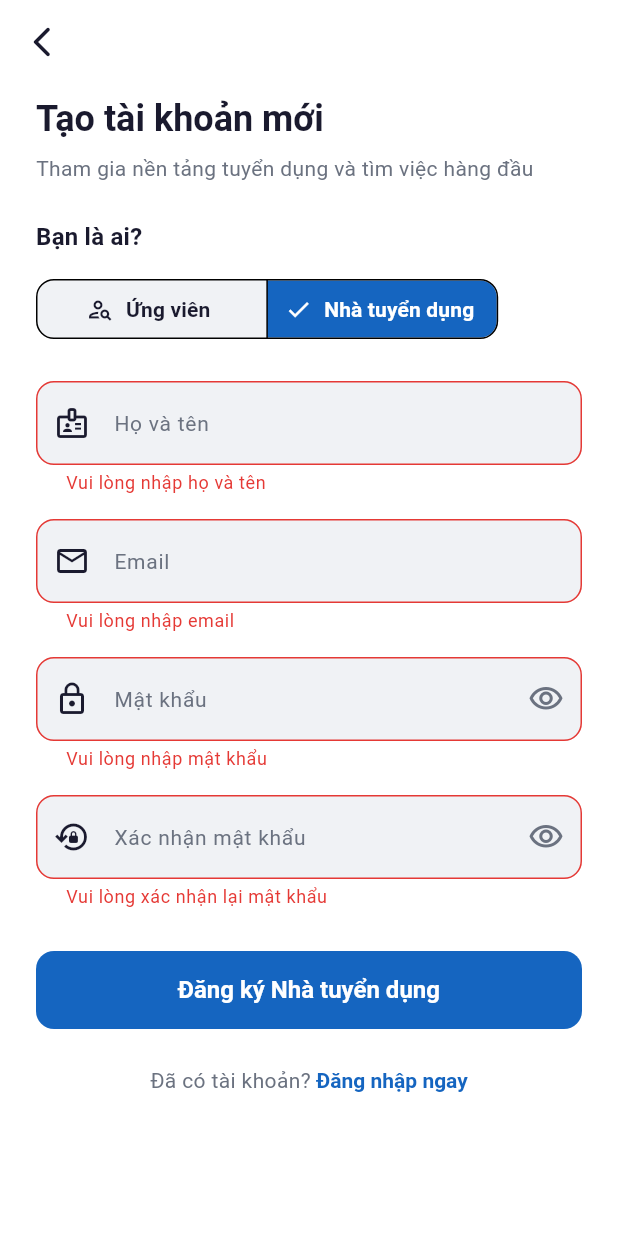
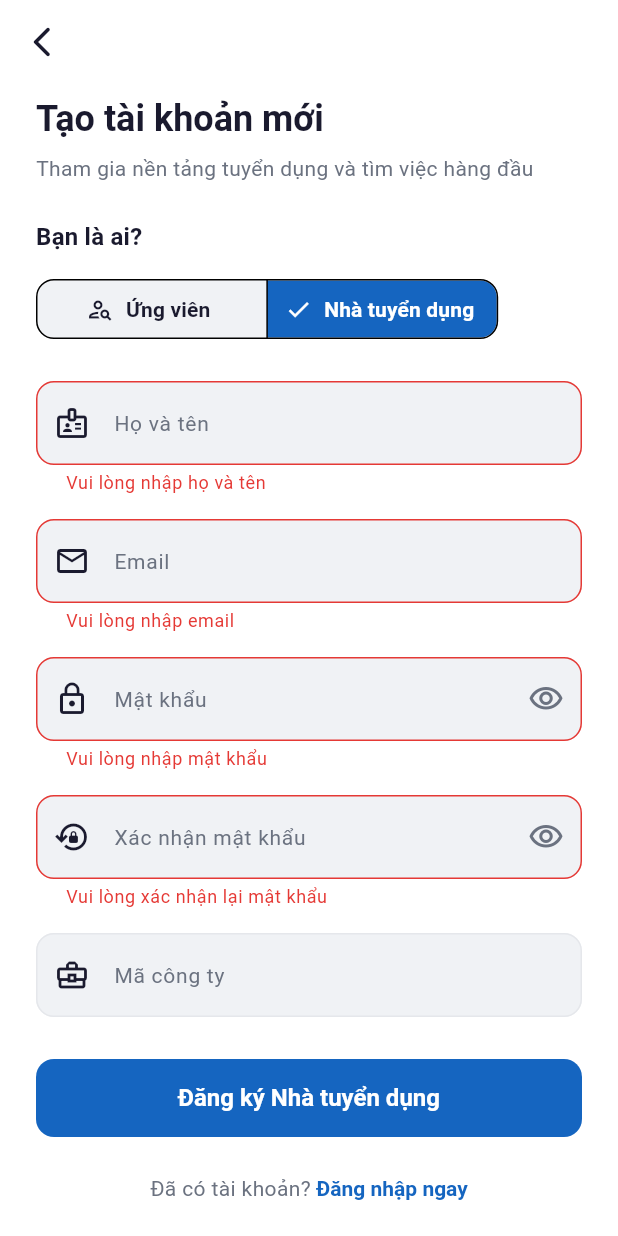
Before and after one commit to dut-pbl6-2026/job-platform-mobile, a Flutter app: the RegisterScreen screen opened by its route, after a tap on "Đăng ký Ứng viên", after a tap on "Nhà tuyển dụng", on a phone screen of 412 x 824 dp. Run offline on Flutter 3.47's test engine with Material 3 defaults, Android fonts, the phone set to English and light mode, and no system bars; our stand-ins replace dio, flutter_riverpod, flutter_secure_storage, go_router, google_fonts, shared_preferences; accounts and stored records are empty; statements that could not run were skipped.

Commit message:
fix(mobile): PR#3 review — 401 refresh retry + DI Dio + companyId + forgot/reset
- P1: core/network/dio_provider.dart Riverpod dioProvider singleton FLUTTER_API_URL https://jp-gateway.onrender.com, AuthInterceptor onRequest Bearer + onError 401 → POST /api/auth/refresh → AuthSession.setSession → retry original (AUTH-01-04), queue lock _isRefreshing
- P2: IAuthRepository.register companyId? + isPasswordStrong 8+1upper+1digit, ApiAuthRepository payload companyId, 400 deprecated guard, register_screen companyId field recruiter validation _validateCompanyId + AppRouter companyId wiring, mock updated
- P3: IAuthRepository forgotPassword/resetPassword, ApiAuthRepository POST /forgot-password anti-enum 200 + POST /reset-password 15m single-use, ForgotPasswordScreen + ResetPasswordScreen ?token= GoRouter /forgot-password /reset-password
- P4: core/error/failures.dart AuthFailure typed codes + error_mapper.dart mapDioToFailure/authFailureToMessage (move VN strings out of data layer), mock async await fix, login/register use AuthFailure mapping, main.dart ProviderScope + await AuthSession.load() cold-start
- Deps: flutter_riverpod 2.5.1 for DI singleton test overrides

Addresses Khoa35734 CHANGES_REQUESTED checklist AUTH-01-01/04/06/07/08 + Arch 4/5/6

```diff
--- /dev/null
+++ b/lib/core/error/failures.dart
@@ -0,0 +1,27 @@
+/// Typed failure for auth domain — presentation maps code to l10n.
+class AuthFailure implements Exception {
+  final String code;
+  final int? statusCode;
+  final String? rawMessage;
+
+  const AuthFailure({
+    required this.code,
+    this.statusCode,
+    this.rawMessage,
+  });
+
+  @override
+  String toString() => 'AuthFailure($code, $statusCode): $rawMessage';
+
+  // Registry of known codes (aligns with backend ProblemDetails mapping)
+  static const invalidCredentials = 'invalid_credentials';
+  static const emailExists = 'email_exists';
+  static const accountLocked = 'account_locked';
+  static const invalidCompanyId = 'invalid_company_id';
+  static const weakPassword = 'weak_password';
+  static const tokenExpired = 'token_expired';
+  static const tokenRevoked = 'token_revoked';
+  static const invalidToken = 'invalid_token';
+  static const networkError = 'network_error';
+  static const unknown = 'unknown';
+}
--- a/lib/core/router/app_router.dart
+++ b/lib/core/router/app_router.dart
@@ -3,6 +3,8 @@ import 'package:go_router/go_router.dart';
 
 import '../session/auth_session.dart';
 import '../../features/auth/login_screen.dart';
+import '../../features/auth/presentation/forgot_password_screen.dart';
+import '../../features/auth/presentation/reset_password_screen.dart';
 import '../../features/auth/register_screen.dart';
 import '../../features/home/home_screen.dart';
 import '../../features/jobs/presentation/job_detail_screen.dart';
@@ -19,9 +21,11 @@ class AppRoutes {
   static const String home = '/home';
   static const String jobs = '/jobs';
   static const String jobDetail = '/jobs/:id';
+  static const String forgotPassword = '/forgot-password';
+  static const String resetPassword = '/reset-password';
 
   /// Public routes that do not require authentication.
-  static const List<String> publicRoutes = [splash, login, register, jobs];
+  static const List<String> publicRoutes = [splash, login, register, jobs, forgotPassword, resetPassword];
 }
 
 /// GoRouter configuration for Navigation Structure
@@ -70,6 +74,16 @@ class AppRouter {
         builder: (context, state) => const RegisterScreen(),
       ),
       GoRoute(
+        path: AppRoutes.forgotPassword,
+        name: 'forgot-password',
+        builder: (context, state) => const ForgotPasswordScreen(),
+      ),
+      GoRoute(
+        path: AppRoutes.resetPassword,
+        name: 'reset-password',
+        builder: (context, state) => ResetPasswordScreen(token: state.uri.queryParameters['token']),
+      ),
+      GoRoute(
         path: AppRoutes.home,
         name: 'home',
         builder: (context, state) => const HomeScreen(),
--- /dev/null
+++ b/lib/core/utils/password_validator.dart
@@ -0,0 +1,6 @@
+bool isPasswordStrong(String pwd) {
+  if (pwd.length < 8) return false;
+  if (!RegExp(r'[A-Z]').hasMatch(pwd)) return false;
+  if (!RegExp(r'\d').hasMatch(pwd)) return false;
+  return true;
+}
--- a/lib/features/auth/register_screen.dart
+++ b/lib/features/auth/register_screen.dart
@@ -3,6 +3,8 @@ import 'package:go_router/go_router.dart';
 
 import '../../core/router/app_router.dart';
 import '../../core/theme/app_theme.dart';
+import '../../core/error/error_mapper.dart';
+import '../../core/error/failures.dart';
 import 'data/repositories/mock_auth_repository.dart';
 import 'domain/models/user_model.dart';
 import 'domain/repositories/auth_repository.dart';
@@ -34,6 +36,7 @@ class _RegisterScreenState extends State<RegisterScreen> {
   final _emailController = TextEditingController();
   final _passwordController = TextEditingController();
   final _confirmPasswordController = TextEditingController();
+  final _companyIdController = TextEditingController();
 
   late final IAuthRepository _authRepository;
   UserRole _selectedRole = UserRole.user;
@@ -47,7 +50,7 @@ class _RegisterScreenState extends State<RegisterScreen> {
   @override
   void initState() {
     super.initState();
-    _authRepository = widget.authRepository ?? MockAuthRepository();
+    _authRepository = widget.authRepository ?? ApiAuthRepository();
     _passwordController.addListener(_onPasswordChanged);
   }
 
@@ -96,6 +99,7 @@ class _RegisterScreenState extends State<RegisterScreen> {
     _emailController.dispose();
     _passwordController.dispose();
     _confirmPasswordController.dispose();
+    _companyIdController.dispose();
     super.dispose();
   }
 
@@ -146,6 +150,14 @@ class _RegisterScreenState extends State<RegisterScreen> {
     return null;
   }
 
+  /// Validate companyId for recruiter
+  String? _validateCompanyId(String? value) {
+    if (_selectedRole == UserRole.recruiter && (value == null || value.trim().isEmpty)) {
+      return 'Vui lòng nhập mã công ty';
+    }
+    return null;
+  }
+
   /// Handle register submit
   Future<void> _handleRegister() async {
     if (!_formKey.currentState!.validate()) return;
@@ -158,6 +170,7 @@ class _RegisterScreenState extends State<RegisterScreen> {
         email: _emailController.text.trim(),
         password: _passwordController.text,
         role: _selectedRole,
+        companyId: _companyIdController.text.trim().isEmpty ? null : _companyIdController.text.trim(),
       );
 
       if (mounted) {
@@ -182,9 +195,10 @@ class _RegisterScreenState extends State<RegisterScreen> {
     } catch (e) {
       if (mounted) {
         setState(() => _isLoading = false);
+        final msg = e is AuthFailure ? authFailureToMessage(e) : e.toString().replaceAll('Exception: ', '');
         ScaffoldMessenger.of(context).showSnackBar(
           SnackBar(
-            content: Text('Đăng ký thất bại: $e'),
+            content: Text('Đăng ký thất bại: $msg'),
             backgroundColor: AppColors.error,
             behavior: SnackBarBehavior.floating,
             shape: RoundedRectangleBorder(
@@ -411,6 +425,19 @@ class _RegisterScreenState extends State<RegisterScreen> {
               ),
             ),
           ),
+
+          if (_selectedRole == UserRole.recruiter) ...[
+            const SizedBox(height: 16),
+            TextFormField(
+              controller: _companyIdController,
+              validator: _validateCompanyId,
+              decoration: const InputDecoration(
+                labelText: 'Mã công ty',
+                hintText: 'UUID công ty (từ /api/companies)',
+                prefixIcon: Icon(Icons.business_center_outlined),
+              ),
+            ),
+          ],
         ],
       ),
     );
--- a/pubspec.yaml
+++ b/pubspec.yaml
@@ -17,6 +17,7 @@ dependencies:
   dio: ^5.4.0
   flutter_secure_storage: ^9.0.0
   shared_preferences: ^2.2.2
+  flutter_riverpod: ^2.5.1
 
 dev_dependencies:
   flutter_test:
```
Also changed, not shown: lib/core/error/error_mapper.dart (added, +51 -0 lines), lib/core/network/dio_provider.dart (added, +77 -0 lines), lib/features/auth/data/repositories/api_auth_repository.dart (+50 -37 lines), lib/features/auth/data/repositories/mock_auth_repository.dart (+17 -6 lines), lib/features/auth/domain/repositories/auth_repository.dart (+8 -0 lines), lib/features/auth/login_screen.dart (+7 -9 lines), lib/features/auth/presentation/forgot_password_screen.dart (added, +67 -0 lines), lib/features/auth/presentation/reset_password_screen.dart (added, +77 -0 lines), lib/main.dart (+5 -2 lines).
